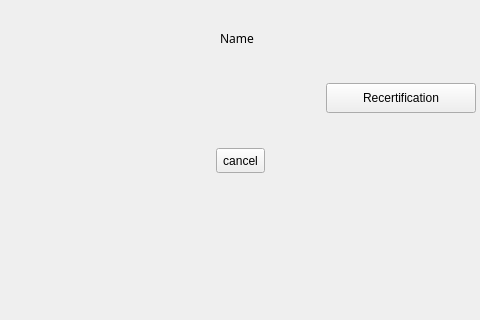
The window that screensaver-dialog/src/screensaver-dialog.ui (openeuler-mirror/kiran-session-guard) describes before a commit, drawn with Qt 5; both pictures show x 300 to 780 and y 312 to 632 of the 1080 by 720 pixel window.
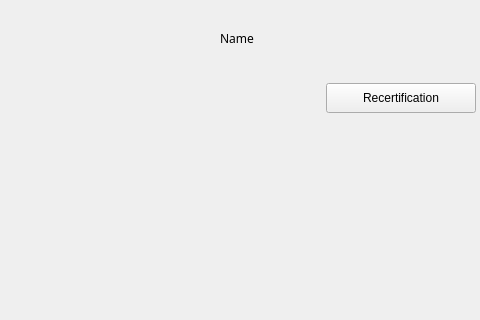
The same window after the commit. Custom widgets are drawn as their Qt base class.

Commit message:
feature(plugin build): build for kiran-screensaver plugin
- 构建为kiran-screensaver插件形式

What changed in the file:
```diff
--- a/screensaver-dialog/src/screensaver-dialog.ui
+++ b/screensaver-dialog/src/screensaver-dialog.ui
@@ -579,25 +579,6 @@
               </property>
              </spacer>
             </item>
-            <item>
-             <widget class="QToolButton" name="btn_cancel">
-              <property name="sizePolicy">
-               <sizepolicy hsizetype="Preferred" vsizetype="Preferred">
-                <horstretch>0</horstretch>
-                <verstretch>0</verstretch>
-               </sizepolicy>
-              </property>
-              <property name="focusPolicy">
-               <enum>Qt::TabFocus</enum>
-              </property>
-              <property name="styleSheet">
-               <string notr="true"/>
-              </property>
-              <property name="text">
-               <string>cancel</string>
-              </property>
-             </widget>
-            </item>
             <item>
              <spacer name="horizontalSpacer_7">
               <property name="orientation">
```
The commit also changes 13 other files.
